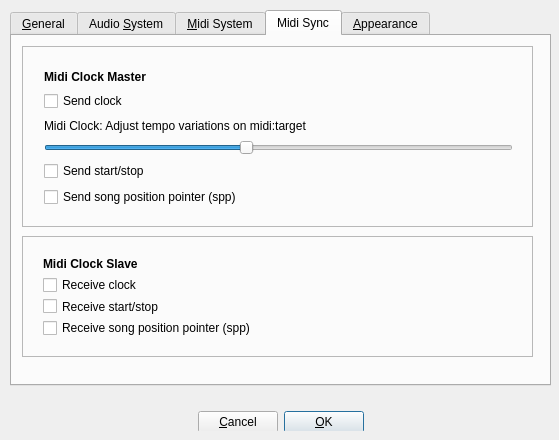
The window that gui/src/UI/PreferencesDialog_UI.ui (wvengen/hydrogen) describes before a commit, drawn with Qt 5.
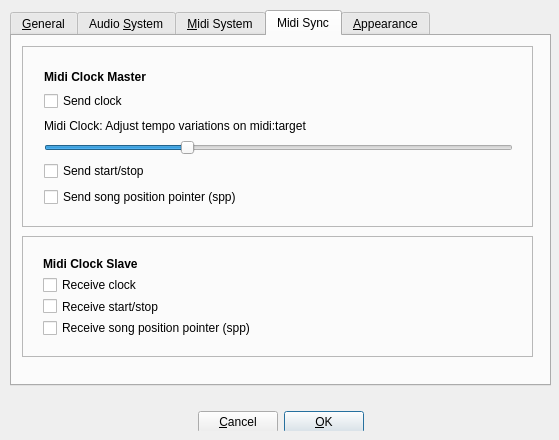
The same window after the commit. The open tabs and pages were chosen to show the change. Custom widgets are drawn as their Qt base class.

Commit message: change the minimum value to 10000

What changed in the file:
```diff
--- a/gui/src/UI/PreferencesDialog_UI.ui
+++ b/gui/src/UI/PreferencesDialog_UI.ui
@@ -831,7 +831,7 @@
      <property name="frameShadow">
       <enum>QFrame::Raised</enum>
      </property>
-     <widget class="QWidget" name="">
+     <widget class="QWidget" name="layoutWidget">
       <property name="geometry">
        <rect>
         <x>11</x>
@@ -871,7 +871,7 @@
        <item>
         <widget class="QSlider" name="clockCompensationSlider">
          <property name="minimum">
-          <number>1000</number>
+          <number>10000</number>
          </property>
          <property name="maximum">
           <number>50000</number>
```
